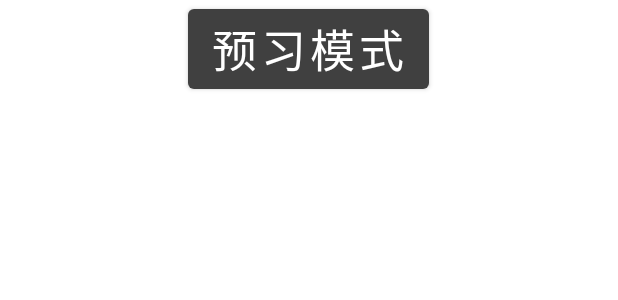
After one commit to SWC-Painist/APP, an Android app: the layout playing_view.xml on its own in the app's theme, with its tools: preview values and no code run, on a phone screen of 412 x 824 dp. The commit adds this screen. Shown: the top 300 px of the screen. Run offline under Robolectric (Android 15) with nearby library versions, the phone set to English and light mode, and no system bars; Roboto replaces fonts that are not available here.

Commit message:
Rewrite State-Control Button

```diff
--- a/app/src/main/AndroidManifest.xml
+++ b/app/src/main/AndroidManifest.xml
@@ -9,7 +9,10 @@
         android:roundIcon="@mipmap/ic_launcher_round"
         android:supportsRtl="true"
         android:theme="@style/Theme.Painist.NoActionBar">
-        <activity android:name=".PlayingActivity"></activity>
+        <activity android:name=".PlayingActivity"
+            android:screenOrientation="landscape">
+
+        </activity>
         <activity android:name=".Scorelist" />
         <activity
             android:name=".MainActivity"
--- /dev/null
+++ b/app/src/main/res/layout/playing_view.xml
@@ -0,0 +1,14 @@
+<?xml version="1.0" encoding="utf-8"?>
+<LinearLayout xmlns:android="http://schemas.android.com/apk/res/android"
+    android:layout_width="match_parent"
+    android:layout_height="match_parent"
+    android:orientation="vertical">
+    <Button
+        android:layout_width="wrap_content"
+        android:layout_height="wrap_content"
+        android:layout_gravity="center"
+        android:gravity="center"
+        android:text="预习模式"
+        android:textSize="30sp">
+    </Button>
+</LinearLayout>
```
Also changed, not shown: app/src/main/java/com/app/painist/PlayingActivity.java (+9 -3 lines), app/src/main/java/com/app/painist/PlayingView.java (+62 -61 lines).
